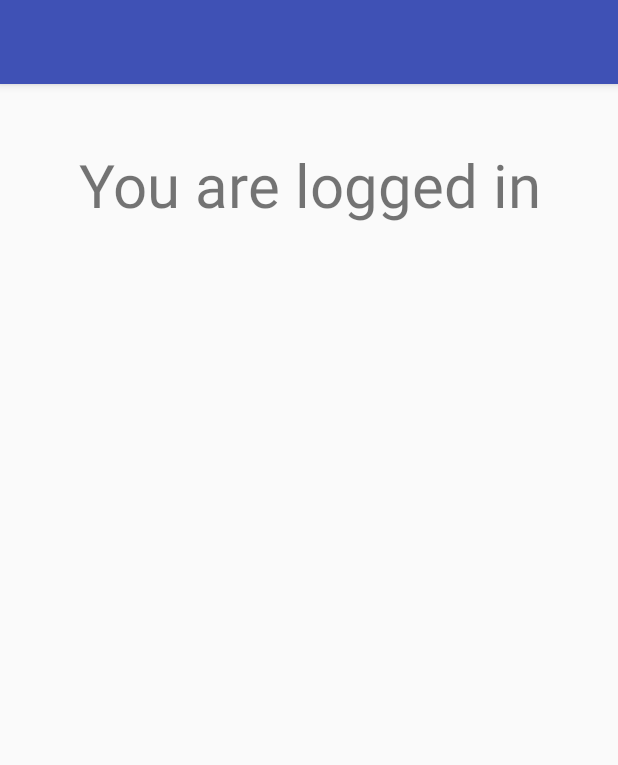
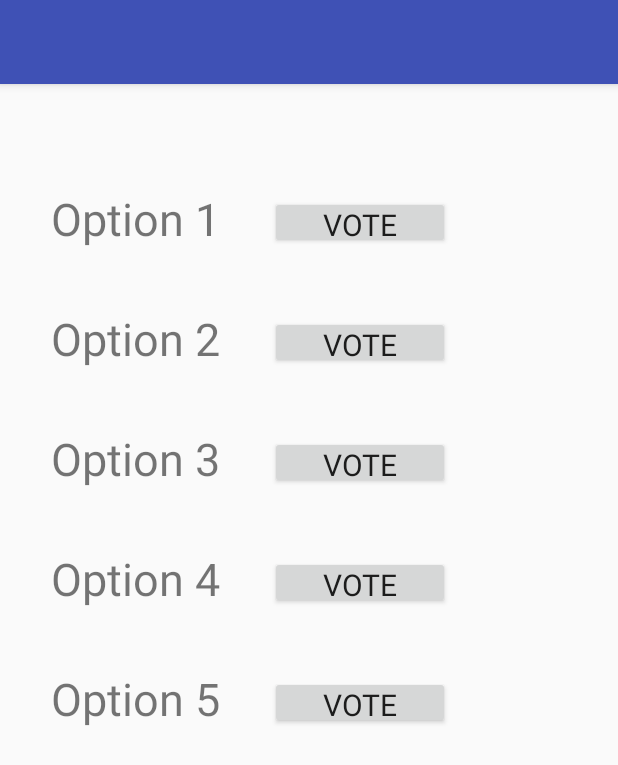
Before and after one commit to arghasen10/Voting-App, an Android app: the vote screen opened directly, with no data from a screen before it, on a phone screen of 412 x 824 dp. Shown: the top 765 px of the screen. Run offline under Robolectric (Android 15) with nearby library versions, the phone set to English and light mode, and no system bars; our stand-ins replace Firebase (no records; nobody signed in at launch, a user with empty details on screens opened directly); 1 statement that could not run was skipped.

Commit message:
Store vote in database and user logged out

```diff
--- a/app/src/main/AndroidManifest.xml
+++ b/app/src/main/AndroidManifest.xml
@@ -17,7 +17,8 @@
             </intent-filter>
         </activity>
         <activity android:name=".SignUP" />
-        <activity android:name=".vote"></activity>
+        <activity android:name=".vote" />
+        <activity android:name=".logout"></activity>
     </application>
 
 </manifest>
--- a/app/src/main/java/com/logui/arghasen/votingapp/vote.java
+++ b/app/src/main/java/com/logui/arghasen/votingapp/vote.java
@@ -1,13 +1,76 @@
 package com.logui.arghasen.votingapp;
 
+import android.content.Intent;
+import android.support.annotation.NonNull;
 import android.support.v7.app.AppCompatActivity;
 import android.os.Bundle;
+import android.view.View;
+import android.widget.Button;
+import android.widget.Toast;
 
-public class vote extends AppCompatActivity {
+import com.google.firebase.database.DataSnapshot;
+import com.google.firebase.database.DatabaseError;
+import com.google.firebase.database.DatabaseReference;
+import com.google.firebase.database.FirebaseDatabase;
+import com.google.firebase.database.ValueEventListener;
 
+public class vote extends AppCompatActivity implements View.OnClickListener{
+    public int option;
+    public String username;
+    FirebaseDatabase database = FirebaseDatabase.getInstance();
+    DatabaseReference myRef = database.getReference("User");
     @Override
     protected void onCreate(Bundle savedInstanceState) {
         super.onCreate(savedInstanceState);
         setContentView(R.layout.activity_vote);
+        findViewById(R.id.button1).setOnClickListener(this);
+        findViewById(R.id.button2).setOnClickListener(this);
+        findViewById(R.id.button3).setOnClickListener(this);
+        findViewById(R.id.button4).setOnClickListener(this);
+        findViewById(R.id.button5).setOnClickListener(this);
+
+        Bundle extras = getIntent().getExtras();
+        username = extras.getString("UserName");
+
+
+    }
+    private void databasesend(){
+        String id = myRef.push().getKey();
+        user newuser = new user(username,option);
+        myRef.child(username).setValue(newuser);
+        Intent intent = new Intent(vote.this,logout.class);
+        startActivity(intent);
+
+
+    }
+    @Override
+    public void onClick(View v) {
+        switch (v.getId()){
+            case R.id.button1:
+                option = 1;
+                databasesend();
+                break;
+            case R.id.button2:
+                option=2;
+                databasesend();
+                break;
+            case R.id.button3:
+                option=3;
+                databasesend();
+                break;
+            case R.id.button4:
+                option=4;
+                databasesend();
+                break;
+            case R.id.button5:
+                option=5;
+                databasesend();
+                break;
+        }
+
+    }
+    @Override
+    public void onBackPressed() {
+        return;
     }
 }
--- a/app/src/main/res/layout/activity_vote.xml
+++ b/app/src/main/res/layout/activity_vote.xml
@@ -4,16 +4,140 @@
     xmlns:tools="http://schemas.android.com/tools"
     android:layout_width="match_parent"
     android:layout_height="match_parent"
+    android:orientation="vertical"
     tools:context=".vote">
+
     <LinearLayout
         android:layout_width="match_parent"
-        android:layout_height="match_parent">
+        android:layout_height="80dp"
+        android:orientation="horizontal"
+        android:layout_marginTop="50dp">
         <TextView
-            android:layout_width="match_parent"
-            android:layout_height="wrap_content"
-            android:textSize="40dp"
-            android:text="You are logged in"
+            android:id="@+id/textviewOption1"
+            android:layout_width="180dp"
+            android:layout_height="80dp"
+            android:text="Option 1"
+            android:textSize="30dp"
+            android:fontFamily="sans-serif"
             android:textAlignment="center"
-            android:layout_marginTop="40dp"/>
+            android:gravity="center"/>
+        <Button
+            android:id="@+id/button1"
+            android:gravity="center"
+            android:layout_width="120dp"
+            android:layout_height="35dp"
+            android:paddingBottom="5dp"
+            android:paddingTop="5dp"
+            android:text="Vote"
+            android:fontFamily="sans-serif"
+            android:textSize="20dp"/>
+
+
+    </LinearLayout>
+    <LinearLayout
+        android:layout_width="match_parent"
+        android:layout_height="80dp"
+        android:orientation="horizontal">
+        <TextView
+            android:id="@+id/textviewOption2"
+            android:layout_width="180dp"
+            android:layout_height="80dp"
+            android:text="Option 2"
+            android:textSize="30dp"
+            android:fontFamily="sans-serif"
+            android:textAlignment="center"
+            android:gravity="center"/>
+        <Button
+            android:id="@+id/button2"
+
+            android:layout_width="120dp"
+            android:gravity="center"
+            android:layout_height="35dp"
+            android:paddingBottom="5dp"
+            android:paddingTop="5dp"
+            android:text="Vote"
+            android:fontFamily="sans-serif"
+            android:textSize="20dp"/>
+
+
+    </LinearLayout>
+    <LinearLayout
+
+        android:layout_width="match_parent"
+        android:layout_height="80dp"
+        android:orientation="horizontal">
+        <TextView
+            android:id="@+id/textviewOption3"
+            android:layout_width="180dp"
+            android:layout_height="80dp"
+            android:text="Option 3"
+            android:textSize="30dp"
+            android:fontFamily="sans-serif"
+            android:textAlignment="center"
+            android:gravity="center"/>
+        <Button
+            android:id="@+id/button3"
+            android:layout_width="120dp"
+            android:gravity="center"
+            android:layout_height="35dp"
+            android:paddingBottom="5dp"
+            android:paddingTop="5dp"
+            android:text="Vote"
+            android:fontFamily="sans-serif"
+            android:textSize="20dp"/>
+
+
+    </LinearLayout>
+    <LinearLayout
+        android:layout_width="match_parent"
+        android:layout_height="80dp"
+        android:orientation="horizontal">
+        <TextView
+            android:id="@+id/textviewOption4"
+            android:layout_width="180dp"
+            android:layout_height="80dp"
+            android:text="Option 4"
+            android:textSize="30dp"
+            android:fontFamily="sans-serif"
+            android:textAlignment="center"
+            android:gravity="center"/>
+        <Button
+            android:id="@+id/button4"
+            android:layout_width="120dp"
+            android:gravity="center"
+            android:layout_height="35dp"
+            android:paddingBottom="5dp"
+            android:paddingTop="5dp"
+            android:text="Vote"
+            android:fontFamily="sans-serif"
+            android:textSize="20dp"/>
+
+
+    </LinearLayout>
+    <LinearLayout
+        android:layout_width="match_parent"
+        android:layout_height="80dp"
+        android:orientation="horizontal">
+        <TextView
+            android:id="@+id/textviewOption5"
+            android:layout_width="180dp"
+            android:layout_height="80dp"
+            android:text="Option 5"
+            android:textSize="30dp"
+            android:fontFamily="sans-serif"
+            android:textAlignment="center"
+            android:gravity="center"/>
+        <Button
+            android:id="@+id/button5"
+            android:layout_width="120dp"
+            android:gravity="center"
+            android:layout_height="35dp"
+            android:paddingBottom="5dp"
+            android:paddingTop="5dp"
+            android:text="Vote"
+            android:fontFamily="sans-serif"
+            android:textSize="20dp"/>
+
+
     </LinearLayout>
 </LinearLayout>
```
Also changed, not shown: app/src/main/java/com/logui/arghasen/votingapp/MainActivity.java (+20 -5 lines), app/src/main/java/com/logui/arghasen/votingapp/SignUP.java (+6 -3 lines), app/src/main/java/com/logui/arghasen/votingapp/logout.java (added, +17 -0 lines), app/src/main/java/com/logui/arghasen/votingapp/user.java (added, +28 -0 lines), app/src/main/res/layout/activity_logout.xml (added, +18 -0 lines).
